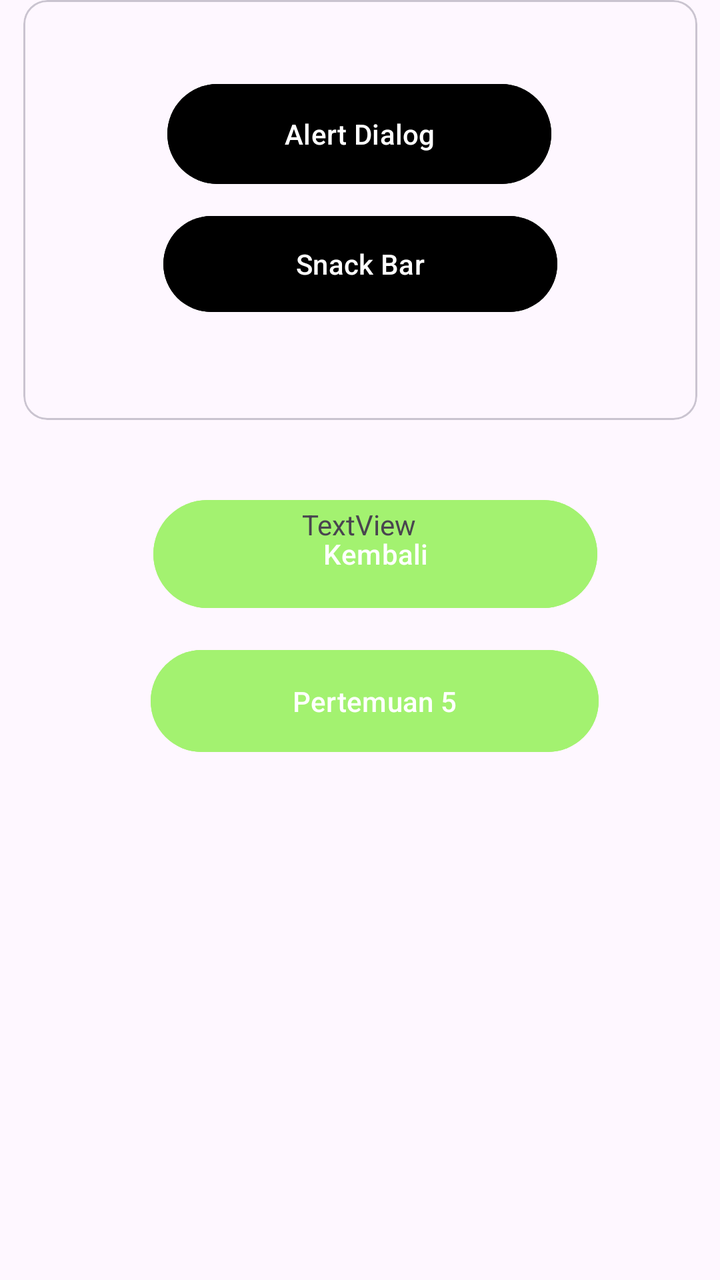
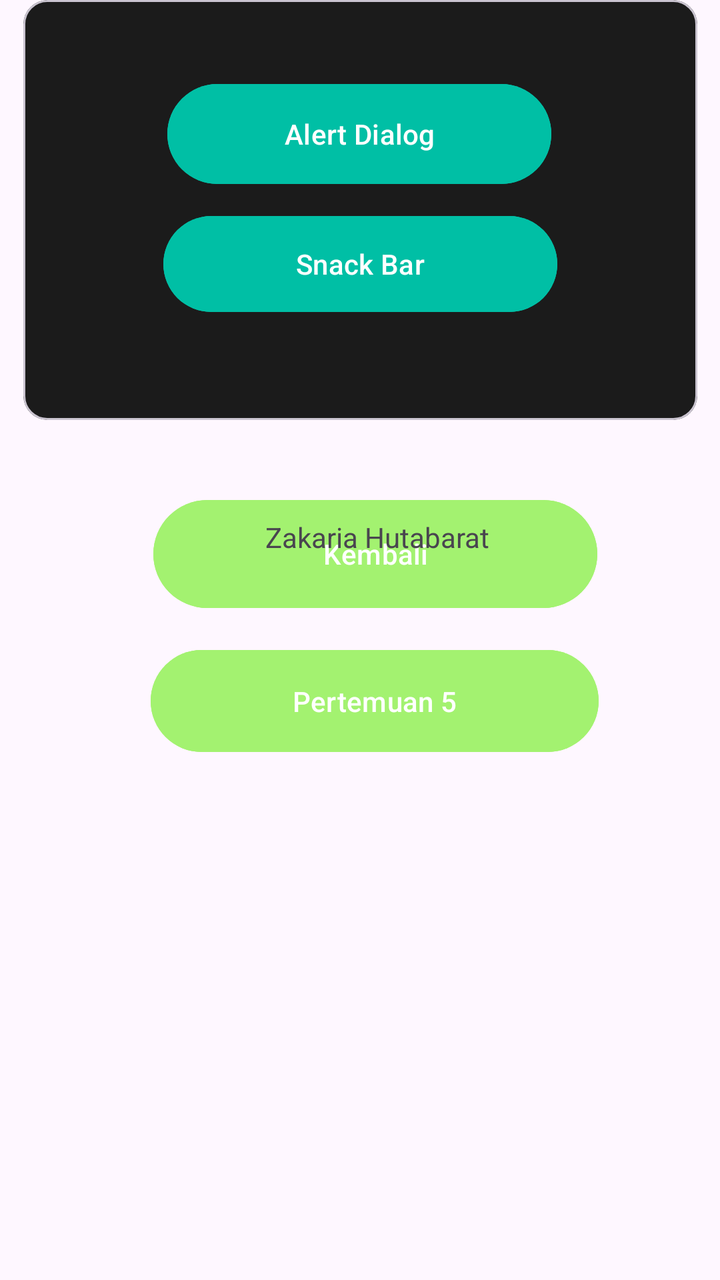

An Android layout rendered at two revisions. The XML below is the earlier revision; the diff shows what the commit changed to produce the second picture.
<!-- AndroidManifest.xml: application theme Theme.Zakaria_3TIA -->
<!-- res/layout/activity_main.xml -->
<?xml version="1.0" encoding="utf-8"?>
<androidx.constraintlayout.widget.ConstraintLayout xmlns:android="http://schemas.android.com/apk/res/android"
    xmlns:app="http://schemas.android.com/apk/res-auto"
    xmlns:tools="http://schemas.android.com/tools"
    android:id="@+id/main"
    android:layout_width="match_parent"
    android:layout_height="match_parent"
    tools:context=".MainActivity">

    <Button
        android:id="@+id/button"
        android:layout_width="222dp"
        android:layout_height="62dp"
        android:layout_marginBottom="332dp"
        android:backgroundTint="#A3F270"
        android:text="Kembali"
        app:layout_constraintBottom_toBottomOf="parent"
        app:layout_constraintEnd_toEndOf="parent"
        app:layout_constraintHorizontal_bias="0.555"
        app:layout_constraintStart_toStartOf="parent" />

    <TextView
        android:id="@+id/textView2"
        android:layout_width="wrap_content"
        android:layout_height="wrap_content"
        android:text="TextView"
        app:layout_constraintBottom_toBottomOf="parent"
        app:layout_constraintEnd_toEndOf="parent"
        app:layout_constraintHorizontal_bias="0.498"
        app:layout_constraintStart_toStartOf="parent"
        app:layout_constraintTop_toTopOf="parent"
        app:layout_constraintVertical_bias="0.407" />

    <com.google.android.material.card.MaterialCardView
        android:layout_width="337dp"
        android:layout_height="210dp"
        app:layout_constraintEnd_toEndOf="parent"
        app:layout_constraintStart_toStartOf="parent"
        android:backgroundTint="@color/corporate_primary_dark"
        tools:layout_editor_absoluteY="71dp"
        tools:ignore="MissingConstraints">

        <androidx.constraintlayout.widget.ConstraintLayout
            android:layout_width="276dp"
            android:layout_height="146dp"
            android:layout_margin="30dp">

            <Button
                android:id="@+id/btnSnackBar"
                android:layout_width="197dp"
                android:layout_height="56dp"
                android:layout_marginBottom="16dp"
                android:backgroundTint="@color/corporate_accent"
                android:text="Snack Bar"
                app:layout_constraintBottom_toBottomOf="parent"
                app:layout_constraintEnd_toEndOf="parent"
                app:layout_constraintHorizontal_bias="0.506"
                app:layout_constraintStart_toStartOf="parent" />

            <Button
                android:id="@+id/btnAlertDialog"
                android:layout_width="192dp"
                android:layout_height="58dp"
                android:backgroundTint="@color/corporate_accent"
                android:text="Alert Dialog"
                app:layout_constraintBottom_toTopOf="@+id/btnSnackBar"
                app:layout_constraintEnd_toEndOf="parent"
                app:layout_constraintStart_toStartOf="parent"
                app:layout_constraintTop_toTopOf="parent" />
        </androidx.constraintlayout.widget.ConstraintLayout>


    </com.google.android.material.card.MaterialCardView>

    <Button
        android:id="@+id/btntolima"
        android:layout_width="224dp"
        android:layout_height="59dp"
        android:layout_marginTop="13dp"
        android:text="Pertemuan 5"
        android:backgroundTint="#A3F270"
        app:layout_constraintBottom_toBottomOf="parent"
        app:layout_constraintEnd_toEndOf="parent"
        app:layout_constraintHorizontal_bias="0.553"
        app:layout_constraintStart_toStartOf="parent"
        app:layout_constraintTop_toBottomOf="@+id/button"
        app:layout_constraintVertical_bias="0.0" />

</androidx.constraintlayout.widget.ConstraintLayout>
<!-- resources referenced by this layout -->
<resources>
  <style name="Theme.Zakaria_3TIA" parent="Base.Theme.Zakaria_3TIA" />
  <style name="Base.Theme.Zakaria_3TIA" parent="Theme.Material3.DayNight.NoActionBar">
          
          
      </style>
</resources>

<!-- the commit's change to res/layout/activity_main.xml (unified diff, before → after) -->
@@ -23,20 +23,20 @@
         android:id="@+id/textView2"
         android:layout_width="wrap_content"
         android:layout_height="wrap_content"
-        android:text="TextView"
+        android:text="Zakaria Hutabarat"
         app:layout_constraintBottom_toBottomOf="parent"
         app:layout_constraintEnd_toEndOf="parent"
-        app:layout_constraintHorizontal_bias="0.498"
+        app:layout_constraintHorizontal_bias="0.536"
         app:layout_constraintStart_toStartOf="parent"
         app:layout_constraintTop_toTopOf="parent"
-        app:layout_constraintVertical_bias="0.407" />
+        app:layout_constraintVertical_bias="0.417" />
 
     <com.google.android.material.card.MaterialCardView
         android:layout_width="337dp"
         android:layout_height="210dp"
         app:layout_constraintEnd_toEndOf="parent"
         app:layout_constraintStart_toStartOf="parent"
-        android:backgroundTint="@color/corporate_primary_dark"
+        app:cardBackgroundColor="#1B1B1B"
         tools:layout_editor_absoluteY="71dp"
         tools:ignore="MissingConstraints">
 
@@ -50,7 +50,7 @@
                 android:layout_width="197dp"
                 android:layout_height="56dp"
                 android:layout_marginBottom="16dp"
-                android:backgroundTint="@color/corporate_accent"
+                android:backgroundTint="#00BFA5"
                 android:text="Snack Bar"
                 app:layout_constraintBottom_toBottomOf="parent"
                 app:layout_constraintEnd_toEndOf="parent"
@@ -61,7 +61,7 @@
                 android:id="@+id/btnAlertDialog"
                 android:layout_width="192dp"
                 android:layout_height="58dp"
-                android:backgroundTint="@color/corporate_accent"
+                android:backgroundTint="#00BFA5"
                 android:text="Alert Dialog"
                 app:layout_constraintBottom_toTopOf="@+id/btnSnackBar"
                 app:layout_constraintEnd_toEndOf="parent"
@@ -69,11 +69,10 @@
                 app:layout_constraintTop_toTopOf="parent" />
         </androidx.constraintlayout.widget.ConstraintLayout>
 
-
     </com.google.android.material.card.MaterialCardView>
 
     <Button
-        android:id="@+id/btntolima"
+        android:id="@+id/btnToLima"
         android:layout_width="224dp"
         android:layout_height="59dp"
         android:layout_marginTop="13dp"
@@ -86,4 +85,6 @@
         app:layout_constraintTop_toBottomOf="@+id/button"
         app:layout_constraintVertical_bias="0.0" />
 
+
+
 </androidx.constraintlayout.widget.ConstraintLayout>
